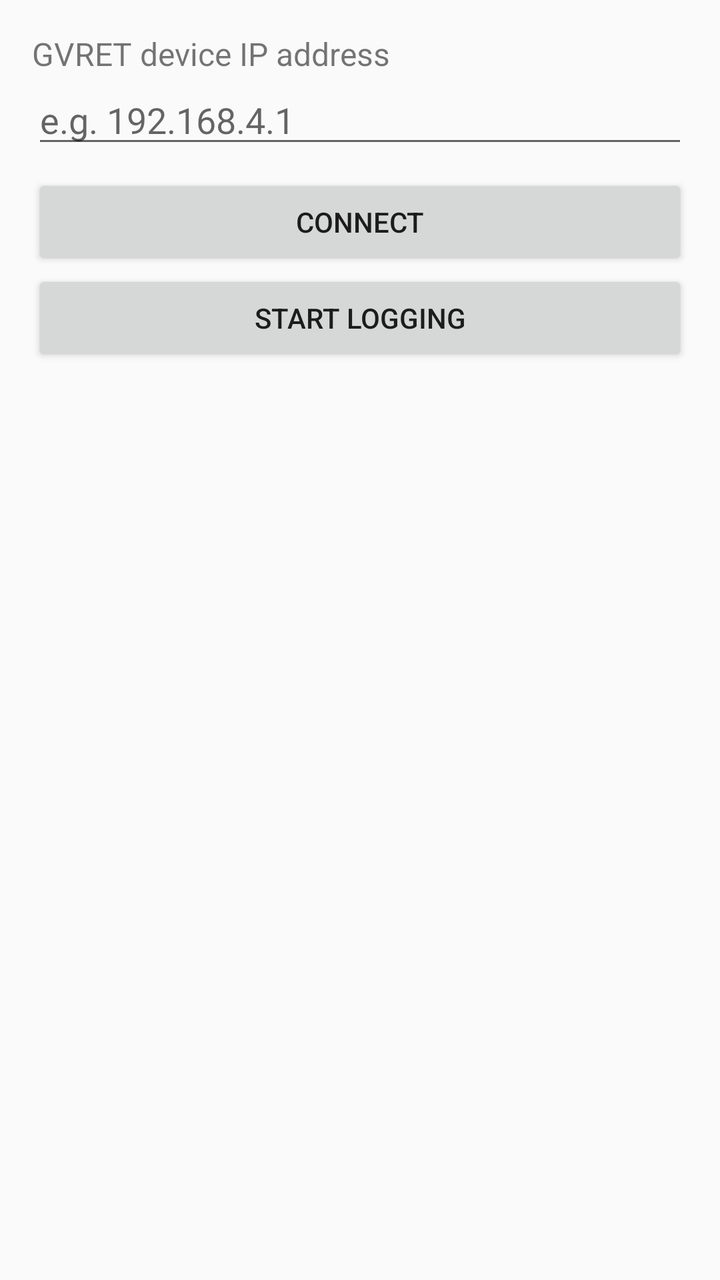
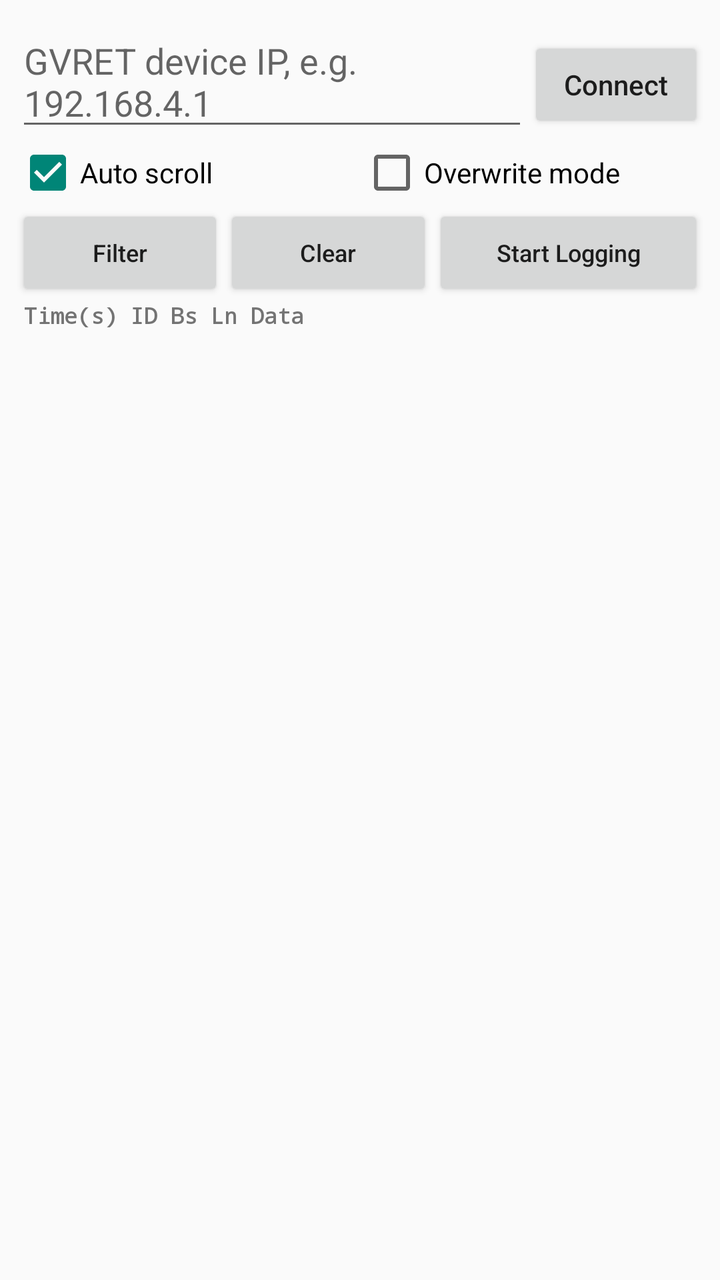

Screens rendered from an Android XML layout before and after an edit, with the pre-edit source and the edit as a unified diff.
<!-- AndroidManifest.xml: application theme android:Theme.Material.Light.DarkActionBar -->
<!-- res/layout/activity_main.xml -->
<?xml version="1.0" encoding="utf-8"?>
<LinearLayout xmlns:android="http://schemas.android.com/apk/res/android"
    android:layout_width="match_parent"
    android:layout_height="match_parent"
    android:orientation="vertical"
    android:padding="16dp">

    <TextView
        android:layout_width="match_parent"
        android:layout_height="wrap_content"
        android:text="@string/ip_label"
        android:textSize="16sp" />

    <EditText
        android:id="@+id/ipInput"
        android:layout_width="match_parent"
        android:layout_height="wrap_content"
        android:hint="@string/ip_hint"
        android:inputType="numberDecimal"
        android:digits="0123456789."
        android:maxLines="1" />

    <Button
        android:id="@+id/connectButton"
        android:layout_width="match_parent"
        android:layout_height="wrap_content"
        android:layout_marginTop="8dp"
        android:text="@string/connect" />

    <Button
        android:id="@+id/logButton"
        android:layout_width="match_parent"
        android:layout_height="wrap_content"
        android:text="@string/start_logging" />

    <TextView
        android:id="@+id/statusText"
        android:layout_width="match_parent"
        android:layout_height="0dp"
        android:layout_weight="1"
        android:layout_marginTop="16dp" />
</LinearLayout>
<!-- resources referenced by this layout -->
<resources>
  <string name="connect">Connect</string>
  <string name="ip_hint">e.g. 192.168.4.1</string>
  <string name="ip_label">GVRET device IP address</string>
  <string name="start_logging">Start Logging</string>
</resources>

<!-- the commit's change to res/layout/activity_main.xml (unified diff, before → after) -->
@@ -3,40 +3,114 @@
     android:layout_width="match_parent"
     android:layout_height="match_parent"
     android:orientation="vertical"
-    android:padding="16dp">
+    android:padding="8dp">
 
+    
+    <LinearLayout
+        android:layout_width="match_parent"
+        android:layout_height="wrap_content"
+        android:orientation="horizontal">
+
+        <EditText
+            android:id="@+id/ipInput"
+            android:layout_width="0dp"
+            android:layout_height="wrap_content"
+            android:layout_weight="1"
+            android:hint="@string/ip_hint"
+            android:inputType="numberDecimal"
+            android:digits="0123456789."
+            android:maxLines="1" />
+
+        <Button
+            android:id="@+id/connectButton"
+            android:layout_width="wrap_content"
+            android:layout_height="wrap_content"
+            android:textAllCaps="false"
+            android:text="@string/connect" />
+    </LinearLayout>
+
+    
+    <LinearLayout
+        android:layout_width="match_parent"
+        android:layout_height="wrap_content"
+        android:orientation="horizontal">
+
+        <CheckBox
+            android:id="@+id/autoScrollBox"
+            android:layout_width="0dp"
+            android:layout_height="wrap_content"
+            android:layout_weight="1"
+            android:checked="true"
+            android:text="@string/auto_scroll" />
+
+        <CheckBox
+            android:id="@+id/overwriteBox"
+            android:layout_width="0dp"
+            android:layout_height="wrap_content"
+            android:layout_weight="1"
+            android:text="@string/overwrite_mode" />
+    </LinearLayout>
+
+    
+    <LinearLayout
+        android:layout_width="match_parent"
+        android:layout_height="wrap_content"
+        android:orientation="horizontal">
+
+        <Button
+            android:id="@+id/filterButton"
+            android:layout_width="0dp"
+            android:layout_height="wrap_content"
+            android:layout_weight="1"
+            android:minWidth="0dp"
+            android:textAllCaps="false"
+            android:textSize="12sp"
+            android:text="@string/filter" />
+
+        <Button
+            android:id="@+id/clearButton"
+            android:layout_width="0dp"
+            android:layout_height="wrap_content"
+            android:layout_weight="1"
+            android:minWidth="0dp"
+            android:textAllCaps="false"
+            android:textSize="12sp"
+            android:text="@string/clear" />
+
+        <Button
+            android:id="@+id/logButton"
+            android:layout_width="0dp"
+            android:layout_height="wrap_content"
+            android:layout_weight="1.3"
+            android:minWidth="0dp"
+            android:textAllCaps="false"
+            android:textSize="12sp"
+            android:text="@string/start_logging" />
+    </LinearLayout>
+
+    
     <TextView
         android:layout_width="match_parent"
         android:layout_height="wrap_content"
-        android:text="@string/ip_label"
-        android:textSize="16sp" />
+        android:paddingStart="4dp"
+        android:paddingEnd="4dp"
+        android:typeface="monospace"
+        android:textSize="11sp"
+        android:textStyle="bold"
+        android:text="@string/frame_header" />
 
-    <EditText
-        android:id="@+id/ipInput"
+    <ListView
+        android:id="@+id/frameList"
         android:layout_width="match_parent"
-        android:layout_height="wrap_content"
-        android:hint="@string/ip_hint"
-        android:inputType="numberDecimal"
-        android:digits="0123456789."
-        android:maxLines="1" />
-
-    <Button
-        android:id="@+id/connectButton"
-        android:layout_width="match_parent"
-        android:layout_height="wrap_content"
-        android:layout_marginTop="8dp"
-        android:text="@string/connect" />
-
-    <Button
-        android:id="@+id/logButton"
-        android:layout_width="match_parent"
-        android:layout_height="wrap_content"
-        android:text="@string/start_logging" />
+        android:layout_height="0dp"
+        android:layout_weight="1"
+        android:stackFromBottom="false" />
 
     <TextView
         android:id="@+id/statusText"
         android:layout_width="match_parent"
-        android:layout_height="0dp"
-        android:layout_weight="1"
-        android:layout_marginTop="16dp" />
+        android:layout_height="wrap_content"
+        android:minLines="3"
+        android:paddingTop="4dp"
+        android:textSize="12sp" />
 </LinearLayout>
<!-- resource entries referenced after the edit -->
@@ -1,8 +1,12 @@
 <!-- resources referenced by this layout -->
 <resources>
+  <string name="auto_scroll">Auto scroll</string>
+  <string name="clear">Clear</string>
   <string name="connect">Connect</string>
-  <string name="ip_hint">e.g. 192.168.4.1</string>
-  <string name="ip_label">GVRET device IP address</string>
+  <string name="filter">Filter</string>
+  <string name="frame_header">  Time(s) ID       Bs Ln  Data</string>
+  <string name="ip_hint">GVRET device IP, e.g. 192.168.4.1</string>
+  <string name="overwrite_mode">Overwrite mode</string>
   <string name="start_logging">Start Logging</string>
 </resources>
 
